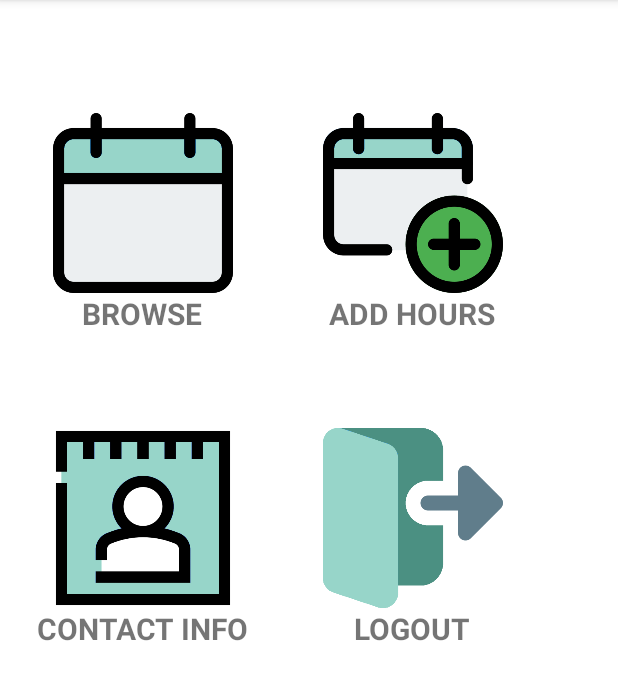
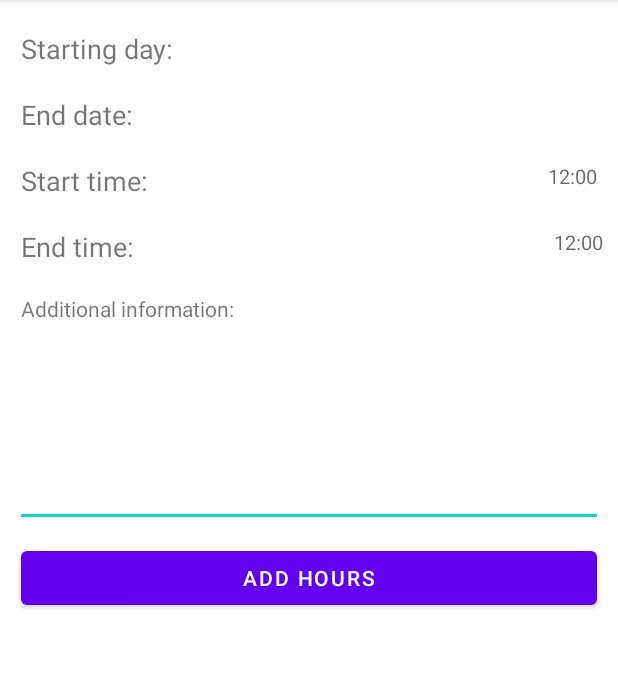
Before and after one commit to ProdDesProject/Group11, an Android app: the MainMenuView screen opened directly, with no data from a screen before it, after a tap on "ADD HOURS", on a phone screen of 412 x 824 dp, the part 84-784 px from its top. Run offline under Robolectric (Android 15) with nearby library versions, the phone set to English and light mode, and no system bars.

Commit message:
activity_add_hours.xml working now, AddHoursActivity.java is empty

```diff
--- a/AndroidApp/app/build.gradle
+++ b/AndroidApp/app/build.gradle
@@ -36,4 +36,5 @@ dependencies {
     testImplementation 'junit:junit:4.+'
     androidTestImplementation 'androidx.test.ext:junit:1.1.2'
     androidTestImplementation 'androidx.test.espresso:espresso-core:3.3.0'
+    implementation 'com.android.volley:volley:1.1.1'
 }
--- a/AndroidApp/app/src/main/AndroidManifest.xml
+++ b/AndroidApp/app/src/main/AndroidManifest.xml
@@ -9,7 +9,8 @@
         android:roundIcon="@mipmap/ic_launcher_round"
         android:supportsRtl="true"
         android:theme="@style/Theme.WorkHourTracker">
-        <activity android:name=".ContactInfoView"></activity>
+        <activity android:name=".AddHoursActivity"></activity>
+        <activity android:name=".ContactInfoView" />
         <activity android:name=".CalendarViewActivity" />
         <activity android:name=".MainMenuView" />
         <activity android:name=".SignUpView" />
--- /dev/null
+++ b/AndroidApp/app/src/main/java/com/example/workhourtracker/AddHoursActivity.java
@@ -0,0 +1,15 @@
+package com.example.workhourtracker;
+
+import androidx.appcompat.app.AppCompatActivity;
+
+import android.os.Bundle;
+
+public class AddHoursActivity extends AppCompatActivity {
+
+    @Override
+    protected void onCreate(Bundle savedInstanceState) {
+        super.onCreate(savedInstanceState);
+        setContentView(R.layout.activity_add_hours);
+    }
+
+}
--- a/AndroidApp/app/src/main/java/com/example/workhourtracker/MainMenuView.java
+++ b/AndroidApp/app/src/main/java/com/example/workhourtracker/MainMenuView.java
@@ -33,6 +33,8 @@ public class MainMenuView extends AppCompatActivity {
 
     public void addHoursButtonClicked(View view) {
         //go to the addWorkHours view
+        Intent addHoursIntent = new Intent(this, AddHoursActivity.class);
+        startActivity(addHoursIntent);
     }
 
     public void contactButtonClicked(View view) {
--- /dev/null
+++ b/AndroidApp/app/src/main/res/layout/activity_add_hours.xml
@@ -0,0 +1,148 @@
+<?xml version="1.0" encoding="utf-8"?>
+<LinearLayout xmlns:android="http://schemas.android.com/apk/res/android"
+    xmlns:app="http://schemas.android.com/apk/res-auto"
+    xmlns:tools="http://schemas.android.com/tools"
+    android:layout_width="match_parent"
+    android:layout_height="match_parent"
+    tools:context=".AddHoursActivity"
+    android:orientation="vertical"
+    android:layout_marginLeft="10dp"
+    android:layout_marginRight="10dp"
+    android:layout_marginTop="10dp"
+    android:layout_marginBottom="10dp">
+
+    <RelativeLayout
+        android:layout_width="match_parent"
+        android:layout_height="34dp"
+        android:layout_marginTop="10dp">
+
+        <TextView
+            android:id="@+id/paivamaaraAloitus"
+            android:layout_width="wrap_content"
+            android:layout_height="wrap_content"
+            android:text="Starting day:"
+            android:textSize="18dp"
+            android:layout_marginLeft="4dp">
+        </TextView>
+
+        <TextView
+            android:layout_width="match_parent"
+            android:layout_height="match_parent"
+            android:layout_marginRight="4dp"
+            android:id="@+id/startingDayEdit"
+            android:gravity="right"
+            android:textSize="13dp">
+        </TextView>
+
+
+    </RelativeLayout>
+    <RelativeLayout
+        android:layout_width="match_parent"
+        android:layout_height="34dp"
+        android:layout_marginTop="10dp">
+
+        <TextView
+            android:id="@+id/paivamaaraLoppu"
+            android:layout_width="wrap_content"
+            android:layout_height="wrap_content"
+            android:text="End date:"
+            android:textSize="18dp"
+            android:layout_marginLeft="4dp">
+        </TextView>
+
+        <TextView
+            android:layout_width="match_parent"
+            android:layout_height="match_parent"
+            android:layout_marginRight="4dp"
+            android:id="@+id/endingDateEdit"
+            android:gravity="right"
+            android:textSize="13dp">
+        </TextView>
+
+
+    </RelativeLayout>
+    <RelativeLayout
+        android:layout_width="match_parent"
+        android:layout_height="34dp"
+        android:layout_marginTop="10dp">
+
+        <TextView
+            android:layout_width="wrap_content"
+            android:layout_height="wrap_content"
+            android:text="Start time:"
+            android:textSize="18dp"
+            android:id="@+id/alkaa"
+            android:layout_marginLeft="4dp">
+        </TextView>
+
+        <TextView
+            android:layout_width="match_parent"
+            android:layout_height="wrap_content"
+            android:layout_marginRight="4dp"
+            android:id="@+id/startingEdit"
+            android:gravity="right"
+            android:hint="12:00"
+            android:textSize="13dp">
+        </TextView>
+
+
+    </RelativeLayout>
+
+    <RelativeLayout
+        android:layout_width="match_parent"
+        android:layout_height="34dp"
+        android:layout_marginTop="10dp">
+
+        <TextView
+            android:layout_width="wrap_content"
+            android:layout_height="wrap_content"
+            android:text="End time:"
+            android:layout_marginLeft="4dp"
+            android:textSize="18dp"
+            android:id="@+id/Loppuu">
+        </TextView>
+
+        <TextView
+            android:layout_width="match_parent"
+            android:layout_height="wrap_content"
+            android:gravity="right"
+            android:id="@+id/endingEdit"
+            android:hint="12:00"
+            android:textSize="13dp">
+        </TextView>
+
+
+    </RelativeLayout>
+    <TextView
+        android:layout_width="match_parent"
+        android:layout_height="wrap_content"
+        android:text="Additional information:"
+        android:id="@+id/lisaTiedot"
+        android:layout_marginTop="10dp"
+
+        android:layout_marginLeft="4dp">
+    </TextView>
+
+    <EditText
+        android:layout_width="match_parent"
+        android:layout_height="wrap_content"
+        android:lines="5"
+        android:id="@+id/additionalInfoEdit"
+        android:layout_marginTop="5dp"
+        android:gravity="top|left">
+    </EditText>
+
+    <Button
+        android:layout_width="match_parent"
+        android:layout_height="wrap_content"
+        android:text="Add hours"
+        android:layout_marginLeft="4dp"
+        android:layout_marginRight="4dp"
+        android:id="@+id/sendHoursButton"
+        android:layout_marginTop="10dp"
+        >
+    </Button>
+
+
+
+    </LinearLayout>
```
